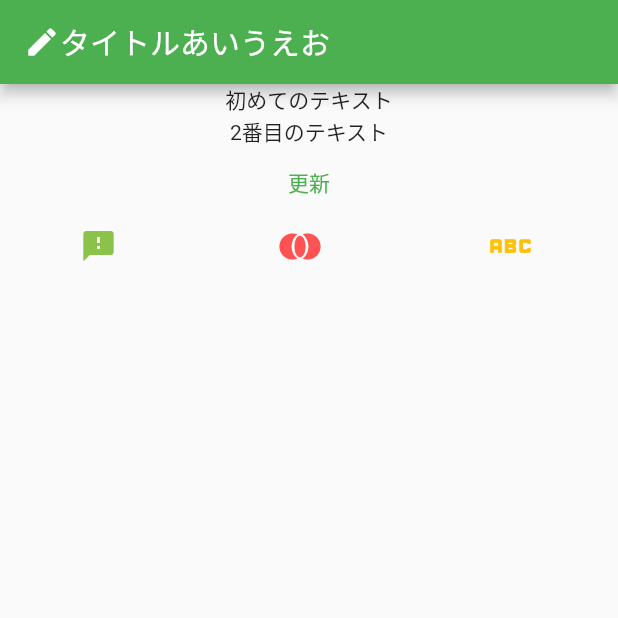
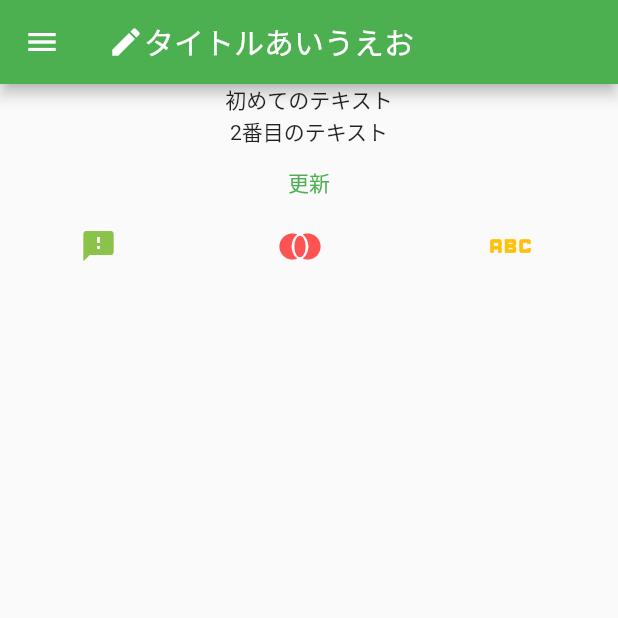
Before and after one commit to sora44023/flutter-first-project, a Flutter app: the screen it shows after launch, on a phone screen of 412 x 824 dp, the top half of it. Run offline on Flutter 3.47's test engine with Material 2 defaults, Android fonts, the phone set to English and light mode, and no system bars.

Commit message:
add Drawer

```diff
--- a/lib/main.dart
+++ b/lib/main.dart
@@ -73,6 +73,7 @@ class _MyHomePageState extends State<MyHomePage> {
         appBar: AppBar(
           title: Row(children: const [Icon(Icons.create), Text("タイトルあいうえお")]),
         ),
+        drawer: const Drawer(child: Center(child: Text("Drawer"))),
         body: Column(children: [
           const Text("初めてのテキスト"),
           const Text("2番目のテキスト"),
```
